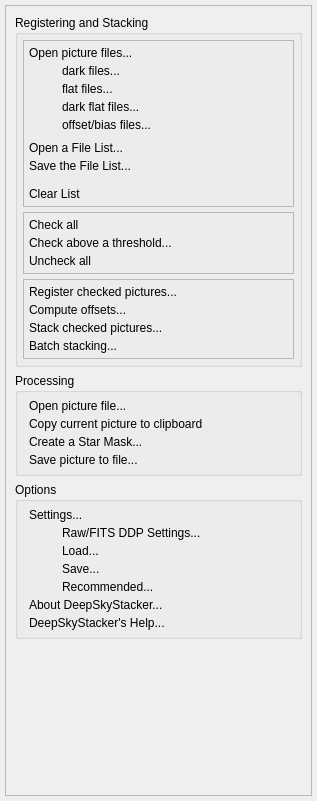
First picture: the form in DeepSkyStacker/ui/ExplorerBar.ui, repository deepskystacker/DSS, before the edit.
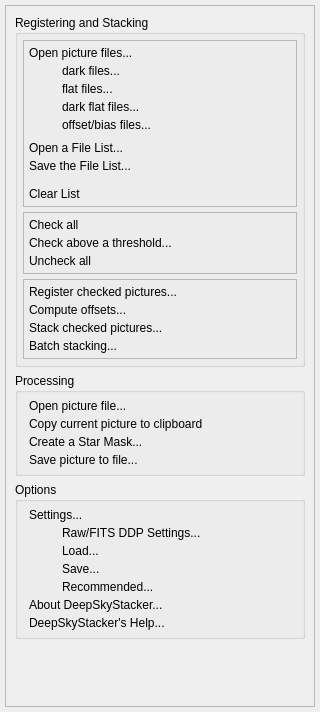
Second picture: the form after the edit.

Diff of the .ui file:
```diff
--- a/DeepSkyStacker/ui/ExplorerBar.ui
+++ b/DeepSkyStacker/ui/ExplorerBar.ui
@@ -6,8 +6,8 @@
    <rect>
     <x>0</x>
     <y>0</y>
-    <width>317</width>
-    <height>801</height>
+    <width>320</width>
+    <height>712</height>
    </rect>
   </property>
   <property name="sizePolicy">
@@ -18,8 +18,8 @@
   </property>
   <property name="minimumSize">
    <size>
-    <width>317</width>
-    <height>801</height>
+    <width>320</width>
+    <height>430</height>
    </size>
   </property>
   <property name="windowTitle">
@@ -51,10 +51,16 @@
        <rect>
         <x>0</x>
         <y>0</y>
-        <width>305</width>
-        <height>789</height>
+        <width>308</width>
+        <height>700</height>
        </rect>
       </property>
+      <property name="minimumSize">
+       <size>
+        <width>280</width>
+        <height>700</height>
+       </size>
+      </property>
       <layout class="QVBoxLayout" name="verticalLayout_2">
        <item>
         <widget class="QGroupBox" name="registerAndStack">
```
